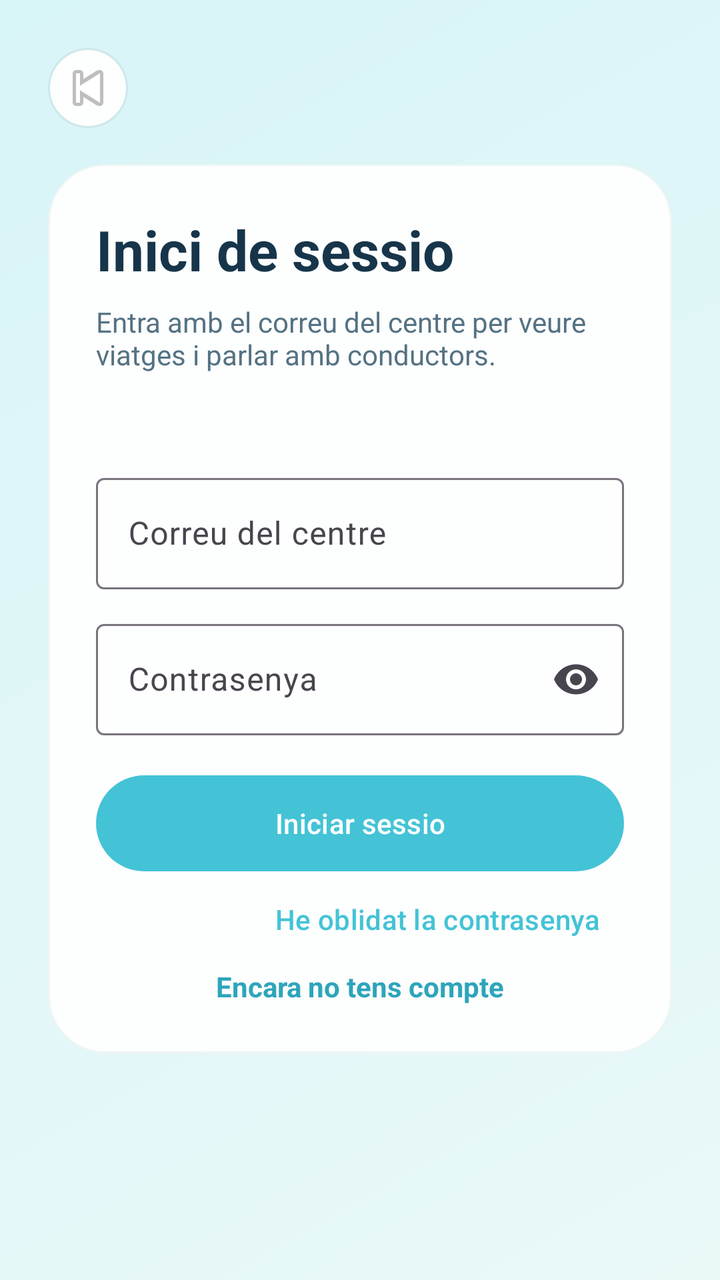
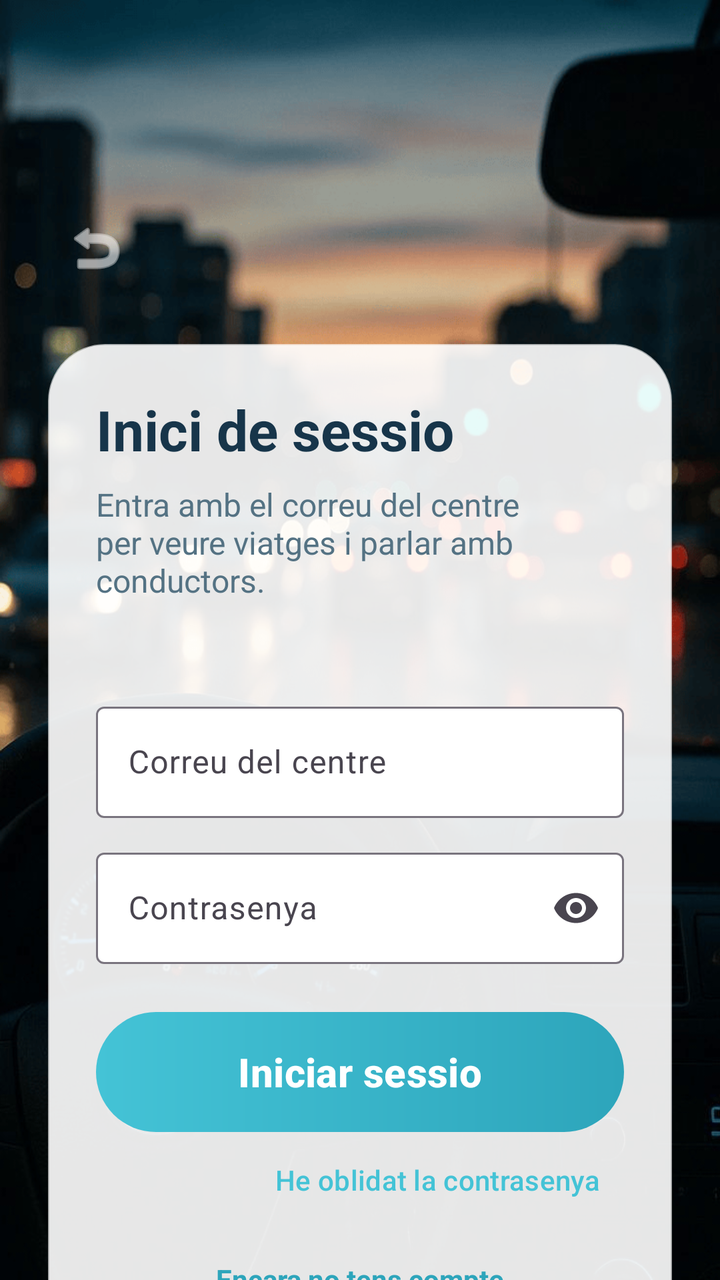

An Android layout rendered at two revisions. The XML below is the earlier revision; the diff shows what the commit changed to produce the second picture.
<!-- AndroidManifest.xml: application theme Theme.ViBaCar -->
<!-- res/layout/activity_inici_sessio.xml -->
<?xml version="1.0" encoding="utf-8"?>
<androidx.core.widget.NestedScrollView xmlns:android="http://schemas.android.com/apk/res/android"
    xmlns:app="http://schemas.android.com/apk/res-auto"
    android:layout_width="match_parent"
    android:layout_height="match_parent"
    android:background="@drawable/fons_pantalla"
    android:fillViewport="true">

    <LinearLayout
        android:layout_width="match_parent"
        android:layout_height="wrap_content"
        android:orientation="vertical"
        android:padding="24dp">

        <ImageButton
            android:id="@+id/botoEnrere"
            android:layout_width="40dp"
            android:layout_height="40dp"
            android:background="@drawable/fons_capsula"
            android:contentDescription="@string/boto_enrere"
            android:padding="10dp"
            android:src="@android:drawable/ic_media_previous" />

        <LinearLayout
            android:layout_width="match_parent"
            android:layout_height="wrap_content"
            android:layout_marginTop="18dp"
            android:background="@drawable/fons_targeta"
            android:elevation="8dp"
            android:orientation="vertical"
            android:padding="24dp">

            <TextView
                android:layout_width="match_parent"
                android:layout_height="wrap_content"
                android:text="@string/inici_titol"
                android:textColor="@color/color_text_principal"
                android:textSize="28sp"
                android:textStyle="bold" />

            <TextView
                android:layout_width="match_parent"
                android:layout_height="wrap_content"
                android:layout_marginTop="8dp"
                android:text="@string/inici_subtitol"
                android:textColor="@color/color_text_secundari" />

            <TextView
                android:id="@+id/txtMissatge"
                android:layout_width="match_parent"
                android:layout_height="wrap_content"
                android:layout_marginTop="14dp"
                android:textColor="@color/color_error" />

            <com.google.android.material.textfield.TextInputLayout
                style="@style/Widget.Material3.TextInputLayout.OutlinedBox"
                android:layout_width="match_parent"
                android:layout_height="wrap_content"
                android:layout_marginTop="14dp"
                android:hint="@string/etiqueta_correu">

                <com.google.android.material.textfield.TextInputEditText
                    android:id="@+id/campCorreu"
                    android:layout_width="match_parent"
                    android:layout_height="wrap_content"
                    android:inputType="textEmailAddress" />
            </com.google.android.material.textfield.TextInputLayout>

            <com.google.android.material.textfield.TextInputLayout
                style="@style/Widget.Material3.TextInputLayout.OutlinedBox"
                android:layout_width="match_parent"
                android:layout_height="wrap_content"
                android:layout_marginTop="12dp"
                android:hint="@string/etiqueta_contrasenya"
                app:endIconMode="password_toggle">

                <com.google.android.material.textfield.TextInputEditText
                    android:id="@+id/campContrasenya"
                    android:layout_width="match_parent"
                    android:layout_height="wrap_content"
                    android:inputType="textPassword" />
            </com.google.android.material.textfield.TextInputLayout>

            <com.google.android.material.button.MaterialButton
                android:id="@+id/botoIniciarSessio"
                android:layout_width="match_parent"
                android:layout_height="wrap_content"
                android:layout_marginTop="20dp"
                android:background="@drawable/fons_boto_principal"
                android:text="@string/boto_iniciar_sessio"
                android:textColor="@color/color_text_clar" />

            <com.google.android.material.button.MaterialButton
                android:id="@+id/botoRecorda"
                style="@style/Widget.Material3.Button.TextButton"
                android:layout_width="wrap_content"
                android:layout_height="wrap_content"
                android:layout_gravity="end"
                android:text="@string/boto_he_oblidat" />

            <TextView
                android:id="@+id/txtVesCrearCompte"
                android:layout_width="match_parent"
                android:layout_height="wrap_content"
                android:gravity="center"
                android:text="@string/no_tens_compte"
                android:textColor="@color/color_principal_fosc"
                android:textStyle="bold" />
        </LinearLayout>
    </LinearLayout>
</androidx.core.widget.NestedScrollView>
<!-- resources referenced by this layout -->
<resources>
  <color name="color_error">#C74E4E</color>
  <color name="color_principal_fosc">#2DA5BB</color>
  <color name="color_text_clar">#FFFFFF</color>
  <color name="color_text_principal">#17354A</color>
  <color name="color_text_secundari">#547283</color>
  <!-- drawable fons_boto_principal (drawable) -->
  <?xml version="1.0" encoding="utf-8"?>
  <shape xmlns:android="http://schemas.android.com/apk/res/android">
      <gradient
          android:angle="0"
          android:endColor="@color/color_principal_fosc"
          android:startColor="@color/color_principal" />
      <corners android:radius="30dp" />
  </shape>
  <!-- drawable fons_capsula (drawable) -->
  <?xml version="1.0" encoding="utf-8"?>
  <shape xmlns:android="http://schemas.android.com/apk/res/android">
      <solid android:color="@color/color_targeta" />
      <corners android:radius="20dp" />
      <stroke
          android:width="1dp"
          android:color="@color/color_linia" />
  </shape>
  <!-- drawable fons_pantalla (drawable) -->
  <?xml version="1.0" encoding="utf-8"?>
  <shape xmlns:android="http://schemas.android.com/apk/res/android">
      <gradient
          android:angle="315"
          android:endColor="@color/color_fons"
          android:startColor="#D8F5F7" />
  </shape>
  <!-- drawable fons_targeta (drawable) -->
  <?xml version="1.0" encoding="utf-8"?>
  <shape xmlns:android="http://schemas.android.com/apk/res/android">
      <solid android:color="@color/color_targeta" />
      <corners android:radius="28dp" />
      <stroke
          android:width="1dp"
          android:color="#AAEDF4F4" />
  </shape>
  <string name="boto_enrere">Torna enrere</string>
  <string name="boto_he_oblidat">He oblidat la contrasenya</string>
  <string name="boto_iniciar_sessio">Iniciar sessio</string>
  <string name="etiqueta_contrasenya">Contrasenya</string>
  <string name="etiqueta_correu">Correu del centre</string>
  <string name="inici_subtitol">Entra amb el correu del centre per veure viatges i parlar amb conductors.</string>
  <string name="inici_titol">Inici de sessio</string>
  <string name="no_tens_compte">Encara no tens compte</string>
  <style name="Theme.ViBaCar" parent="Base.Theme.ViBaCar" />
  <color name="color_principal">#44C3D6</color>
  <color name="color_targeta">#FDFEFE</color>
  <color name="color_linia">#CDE8EA</color>
  <color name="color_fons">#EAF8F8</color>
  <style name="Base.Theme.ViBaCar" parent="Theme.Material3.Light.NoActionBar">
          <item name="colorPrimary">@color/color_principal</item>
          <item name="colorOnPrimary">@color/color_text_clar</item>
          <item name="colorSecondary">@color/color_secundari</item>
          <item name="android:statusBarColor">@android:color/transparent</item>
          <item name="android:navigationBarColor">@color/color_fons</item>
          <item name="android:windowLightStatusBar">true</item>
          <item name="android:windowBackground">@color/color_fons</item>
      </style>
  <color name="color_secundari">#78D6A2</color>
</resources>

<!-- the commit's change to res/layout/activity_inici_sessio.xml (unified diff, before → after) -->
@@ -3,30 +3,34 @@
     xmlns:app="http://schemas.android.com/apk/res-auto"
     android:layout_width="match_parent"
     android:layout_height="match_parent"
-    android:background="@drawable/fons_pantalla"
+    android:background="@drawable/pantalla_benvinguda"
     android:fillViewport="true">
 
     <LinearLayout
         android:layout_width="match_parent"
         android:layout_height="wrap_content"
         android:orientation="vertical"
-        android:padding="24dp">
+        android:paddingHorizontal="24dp"
+        android:paddingTop="100dp"
+        android:paddingBottom="24dp">
 
         <ImageButton
             android:id="@+id/botoEnrere"
-            android:layout_width="40dp"
-            android:layout_height="40dp"
-            android:background="@drawable/fons_capsula"
+            android:layout_width="48dp"
+            android:layout_height="48dp"
+            android:background="?attr/selectableItemBackgroundBorderless"
             android:contentDescription="@string/boto_enrere"
-            android:padding="10dp"
-            android:src="@android:drawable/ic_media_previous" />
+            android:padding="8dp"
+            android:src="@android:drawable/ic_menu_revert"
+            app:tint="@color/color_text_clar" />
 
         <LinearLayout
             android:layout_width="match_parent"
             android:layout_height="wrap_content"
-            android:layout_marginTop="18dp"
+            android:layout_marginTop="24dp"
             android:background="@drawable/fons_targeta"
-            android:elevation="8dp"
+            android:backgroundTint="#E6FFFFFF"
+            android:elevation="12dp"
             android:orientation="vertical"
             android:padding="24dp">
 
@@ -43,7 +47,8 @@
                 android:layout_height="wrap_content"
                 android:layout_marginTop="8dp"
                 android:text="@string/inici_subtitol"
-                android:textColor="@color/color_text_secundari" />
+                android:textColor="@color/color_text_secundari"
+                android:textSize="16sp" />
 
             <TextView
                 android:id="@+id/txtMissatge"
@@ -57,7 +62,9 @@
                 android:layout_width="match_parent"
                 android:layout_height="wrap_content"
                 android:layout_marginTop="14dp"
-                android:hint="@string/etiqueta_correu">
+                android:hint="@string/etiqueta_correu"
+                app:boxBackgroundColor="@color/color_text_clar"
+                app:boxBackgroundMode="outline">
 
                 <com.google.android.material.textfield.TextInputEditText
                     android:id="@+id/campCorreu"
@@ -72,6 +79,7 @@
                 android:layout_height="wrap_content"
                 android:layout_marginTop="12dp"
                 android:hint="@string/etiqueta_contrasenya"
+                app:boxBackgroundColor="@color/color_text_clar"
                 app:endIconMode="password_toggle">
 
                 <com.google.android.material.textfield.TextInputEditText
@@ -84,11 +92,14 @@
             <com.google.android.material.button.MaterialButton
                 android:id="@+id/botoIniciarSessio"
                 android:layout_width="match_parent"
-                android:layout_height="wrap_content"
-                android:layout_marginTop="20dp"
+                android:layout_height="60dp"
+                android:layout_marginTop="24dp"
                 android:background="@drawable/fons_boto_principal"
                 android:text="@string/boto_iniciar_sessio"
-                android:textColor="@color/color_text_clar" />
+                android:textColor="@color/color_text_clar"
+                android:textSize="20sp"
+                android:textStyle="bold"
+                app:backgroundTint="@null" />
 
             <com.google.android.material.button.MaterialButton
                 android:id="@+id/botoRecorda"
@@ -102,6 +113,7 @@
                 android:id="@+id/txtVesCrearCompte"
                 android:layout_width="match_parent"
                 android:layout_height="wrap_content"
+                android:layout_marginTop="16dp"
                 android:gravity="center"
                 android:text="@string/no_tens_compte"
                 android:textColor="@color/color_principal_fosc"
<!-- resource entries referenced after the edit -->
@@ -14,23 +14,6 @@
           android:startColor="@color/color_principal" />
       <corners android:radius="30dp" />
   </shape>
-  <!-- drawable fons_capsula (drawable) -->
-  <?xml version="1.0" encoding="utf-8"?>
-  <shape xmlns:android="http://schemas.android.com/apk/res/android">
-      <solid android:color="@color/color_targeta" />
-      <corners android:radius="20dp" />
-      <stroke
-          android:width="1dp"
-          android:color="@color/color_linia" />
-  </shape>
-  <!-- drawable fons_pantalla (drawable) -->
-  <?xml version="1.0" encoding="utf-8"?>
-  <shape xmlns:android="http://schemas.android.com/apk/res/android">
-      <gradient
-          android:angle="315"
-          android:endColor="@color/color_fons"
-          android:startColor="#D8F5F7" />
-  </shape>
   <!-- drawable fons_targeta (drawable) -->
   <?xml version="1.0" encoding="utf-8"?>
   <shape xmlns:android="http://schemas.android.com/apk/res/android">
@@ -40,6 +23,7 @@
           android:width="1dp"
           android:color="#AAEDF4F4" />
   </shape>
+  <!-- drawable pantalla_benvinguda: png bitmap (drawable, 237245 bytes) -->
   <string name="boto_enrere">Torna enrere</string>
   <string name="boto_he_oblidat">He oblidat la contrasenya</string>
   <string name="boto_iniciar_sessio">Iniciar sessio</string>
@@ -51,7 +35,6 @@
   <style name="Theme.ViBaCar" parent="Base.Theme.ViBaCar" />
   <color name="color_principal">#44C3D6</color>
   <color name="color_targeta">#FDFEFE</color>
-  <color name="color_linia">#CDE8EA</color>
   <color name="color_fons">#EAF8F8</color>
   <style name="Base.Theme.ViBaCar" parent="Theme.Material3.Light.NoActionBar">
           <item name="colorPrimary">@color/color_principal</item>
